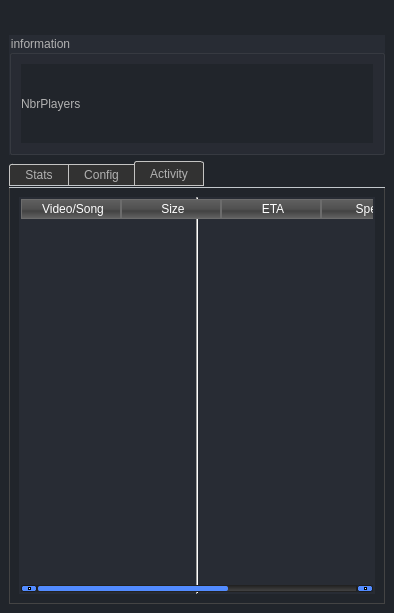
First picture: the form in resources/gui_qt-designer-beta.ui, repository aneopsy/PokerStats, before the edit.
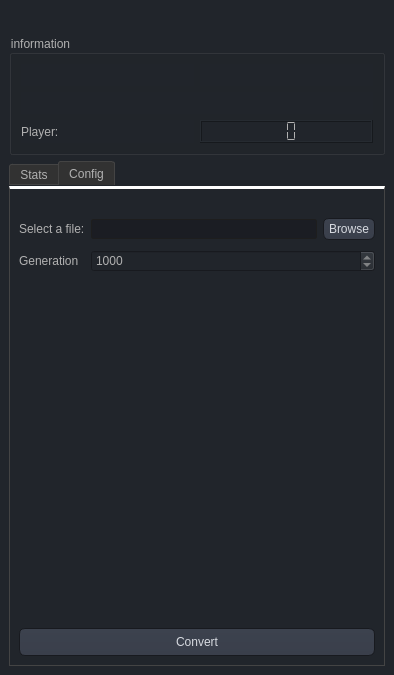
Second picture: the form after the edit. The open tabs and pages were chosen to show the change. Icons and pictures are not drawn.

```diff
--- a/resources/gui_qt-designer-beta.ui
+++ b/resources/gui_qt-designer-beta.ui
@@ -7,7 +7,7 @@
     <x>0</x>
     <y>0</y>
     <width>394</width>
-    <height>613</height>
+    <height>675</height>
    </rect>
   </property>
   <property name="windowTitle">
@@ -175,7 +175,7 @@
 
 QGroupBox
 {
-background-color:#282C34;
+background-color: #21252B;
 }
 
 QGroupBox:focus
@@ -550,17 +550,51 @@
         <property name="title">
          <string>information</string>
         </property>
-        <layout class="QVBoxLayout" name="verticalLayout_7">
-         <item>
-          <layout class="QGridLayout" name="gridLayoutHandCard"/>
-         </item>
-         <item>
-          <layout class="QGridLayout" name="gridLayoutBoardCard"/>
-         </item>
-         <item>
+        <layout class="QGridLayout" name="gridLayout_4">
+         <item row="2" column="0">
           <widget class="QLabel" name="labelPlayerNumber">
            <property name="text">
-            <string>NbrPlayers</string>
+            <string>Player:</string>
+           </property>
+          </widget>
+         </item>
+         <item row="2" column="1">
+          <widget class="QLCDNumber" name="lcdNumberPlayer">
+           <property name="digitCount">
+            <number>2</number>
+           </property>
+           <property name="segmentStyle">
+            <enum>QLCDNumber::Flat</enum>
+           </property>
+          </widget>
+         </item>
+         <item row="0" column="0">
+          <widget class="QLabel" name="labelHandCard">
+           <property name="text">
+            <string/>
+           </property>
+           <property name="alignment">
+            <set>Qt::AlignCenter</set>
+           </property>
+          </widget>
+         </item>
+         <item row="0" column="1">
+          <widget class="QLabel" name="labelBoardCard">
+           <property name="text">
+            <string/>
+           </property>
+           <property name="alignment">
+            <set>Qt::AlignCenter</set>
+           </property>
+          </widget>
+         </item>
+         <item row="1" column="0" colspan="2">
+          <widget class="QLabel" name="labelCombi">
+           <property name="text">
+            <string/>
+           </property>
+           <property name="alignment">
+            <set>Qt::AlignCenter</set>
            </property>
           </widget>
          </item>
@@ -571,7 +605,7 @@
        <widget class="QTabWidget" name="tabWidget">
         <property name="styleSheet">
          <string notr="true">QTabWidget::pane { /* The tab widget frame */
-     border-top: 1px solid #C2C7CB;
+     border-top: 3px solid #FFFFFF;
      position: absolute;
      top: -0.5em;
 	 background: white;
@@ -579,29 +613,6 @@
 
  QTabWidget::tab-bar {
      alignment: center;
- }
-
- /* Style the tab using the tab sub-control. Note that
-     it reads QTabBar _not_ QTabWidget */
- QTabBar::tab {
-     background: qlineargradient(x1: 0, y1: 0, x2: 0, y2: 1,
-                                 stop: 0 #E1E1E1, stop: 0.4 #DDDDDD,
-                                 stop: 0.5 #D8D8D8, stop: 1.0 #D3D3D3);
-     border: 1px solid #C4C4C3;
-     border-bottom-color: #C2C7CB; /* same as the pane color */
-     min-width: 8ex;
-     padding: 3px 15px;
- }
-
- QTabBar::tab:selected, QTabBar::tab:hover {
-     background: qlineargradient(x1: 0, y1: 0, x2: 0, y2: 1,
-                                 stop: 0 #fafafa, stop: 0.4 #f4f4f4,
-                                 stop: 0.5 #e7e7e7, stop: 1.0 #fafafa);
- }
-
- QTabBar::tab:selected {
-     border-color:#C4C4C3;
-
  }</string>
         </property>
         <property name="tabPosition">
@@ -894,6 +905,26 @@
               </property>
              </layout>
             </item>
+            <item row="1" column="1">
+             <widget class="QSpinBox" name="spinBox">
+              <property name="minimum">
+               <number>100</number>
+              </property>
+              <property name="maximum">
+               <number>50000</number>
+              </property>
+              <property name="value">
+               <number>1000</number>
+              </property>
+             </widget>
+            </item>
+            <item row="1" column="0">
+             <widget class="QLabel" name="label">
+              <property name="text">
+               <string>Generation</string>
+              </property>
+             </widget>
+            </item>
            </layout>
           </item>
           <item>
@@ -927,103 +958,6 @@
           </item>
          </layout>
         </widget>
-        <widget class="QWidget" name="ActivityTab">
-         <attribute name="title">
-          <string>Activity</string>
-         </attribute>
-         <layout class="QVBoxLayout" name="verticalLayout_6">
-          <item>
-           <layout class="QVBoxLayout" name="verticalLayout_5">
-            <item>
-             <widget class="QTableWidget" name="tableWidget">
-              <property name="focusPolicy">
-               <enum>Qt::WheelFocus</enum>
-              </property>
-              <property name="contextMenuPolicy">
-               <enum>Qt::ActionsContextMenu</enum>
-              </property>
-              <property name="statusTip">
-               <string notr="true"/>
-              </property>
-              <property name="autoFillBackground">
-               <bool>false</bool>
-              </property>
-              <property name="styleSheet">
-               <string notr="true"/>
-              </property>
-              <property name="frameShape">
-               <enum>QFrame::VLine</enum>
-              </property>
-              <property name="frameShadow">
-               <enum>QFrame::Sunken</enum>
-              </property>
-              <property name="editTriggers">
-               <set>QAbstractItemView::NoEditTriggers</set>
-              </property>
-              <property name="alternatingRowColors">
-               <bool>false</bool>
-              </property>
-              <property name="selectionMode">
-               <enum>QAbstractItemView::ExtendedSelection</enum>
-              </property>
-              <property name="selectionBehavior">
-               <enum>QAbstractItemView::SelectRows</enum>
-              </property>
-              <property name="gridStyle">
-               <enum>Qt::NoPen</enum>
-              </property>
-              <property name="sortingEnabled">
-               <bool>false</bool>
-              </property>
-              <property name="rowCount">
-               <number>0</number>
-              </property>
-              <property name="columnCount">
-               <number>5</number>
-              </property>
-              <attribute name="verticalHeaderVisible">
-               <bool>false</bool>
-              </attribute>
-              <attribute name="verticalHeaderDefaultSectionSize">
-               <number>30</number>
-              </attribute>
-              <attribute name="verticalHeaderMinimumSectionSize">
-               <number>20</number>
-              </attribute>
-              <attribute name="verticalHeaderShowSortIndicator" stdset="0">
-               <bool>false</bool>
-              </attribute>
-              <column>
-               <property name="text">
-                <string>Video/Song</string>
-               </property>
-              </column>
-              <column>
-               <property name="text">
-                <string>Size</string>
-               </property>
-              </column>
-              <column>
-               <property name="text">
-                <string>ETA</string>
-               </property>
-              </column>
-              <column>
-               <property name="text">
-                <string>Speed</string>
-               </property>
-              </column>
-              <column>
-               <property name="text">
-                <string>Status</string>
-               </property>
-              </column>
-             </widget>
-            </item>
-           </layout>
-          </item>
-         </layout>
-        </widget>
        </widget>
       </item>
      </layout>
```
Left out of the diff: 37 changed lines with no effect on the pictures.
